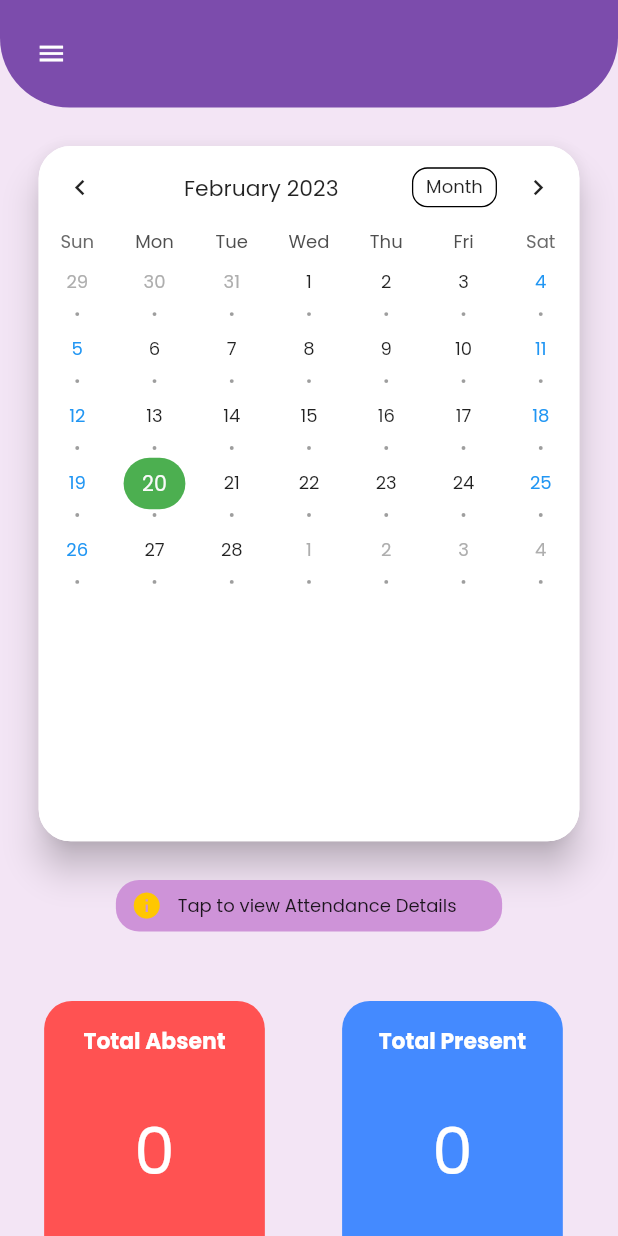
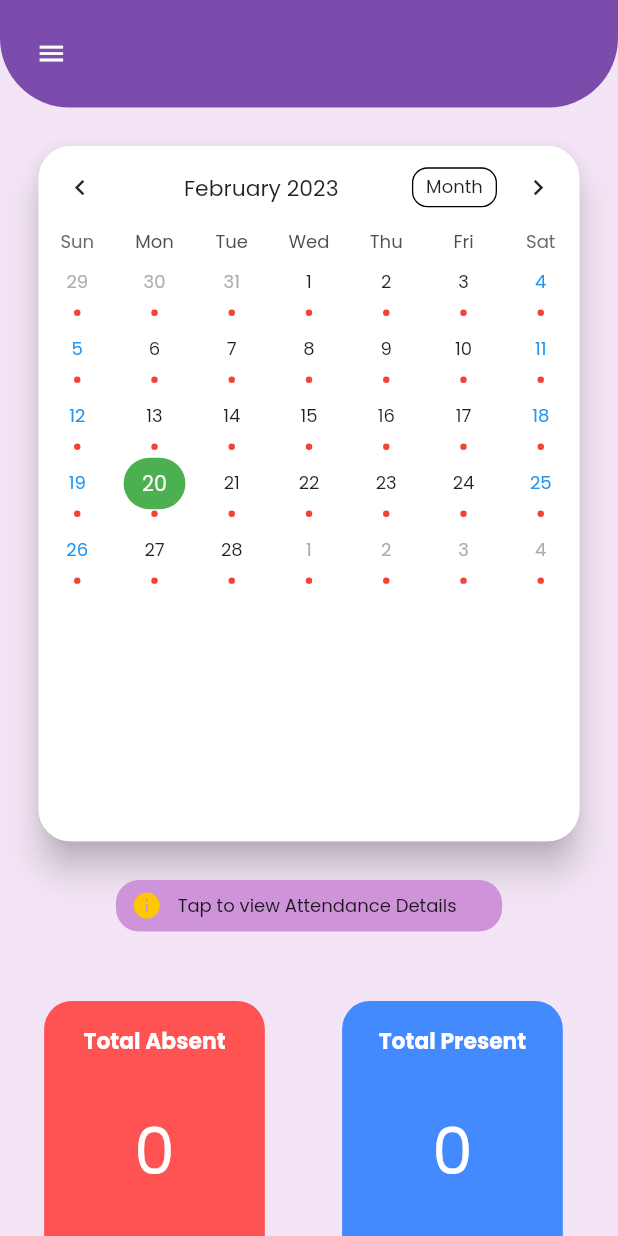
Before and after one commit to Md-Refaydeen/iapp, a Flutter app: the AttendanceScreen screen opened directly with empty values, on a phone screen of 412 x 824 dp. Run offline on Flutter 3.47's test engine with Material 2 defaults, Android fonts, the light colour scheme and no system bars; drawn by our look-alikes of table_calendar; our stand-ins replace date_format, flutter_svg, geocoding, geolocator, google_fonts, google_maps_flutter and 6 more; missing offline and left inert: easy_geofencing, excel, slide_digital_clock; accounts and stored records are empty; network calls fail; project files that could hold a hidden picture were left out.

Commit message:
refay's latest commit1

```diff
--- a/lib/dto/user.dart
+++ b/lib/dto/user.dart
@@ -9,7 +9,7 @@ class User {
   String? loginLocation;
   String? logoutTime;
   String? logoutLocation;
-  String? workmode;
+  String? workmode,workModeCheckOut;
   String? empId,empUniqueId;
   String? empEmailId;
   String? empName,name;
@@ -31,7 +31,7 @@ class User {
       this.empId,
       this.name,
       this.empEmailId,
-      this.Absent,this.Present});
+      this.Absent,this.Present,this.workModeCheckOut});
 
   // User({int? status,
   // String? message,
@@ -51,6 +51,8 @@ class User {
       status: json["status"],
       totalWorkingHours: json["totalWorkingHours"],
       workmode: json["workmode"],
+      workModeCheckOut: json["workModeCheckOut"],
+
       empId: json["empId"],
       empEmailId: json["empEmailId"],
       empName: json["empName"],
@@ -64,6 +66,8 @@ class User {
     data['id'] = id;
     data['Present'] = Present;
     data['Absent'] = Absent;
+    data['workModeCheckOut'] = workModeCheckOut;
+
     data['date'] = date;
     data['email'] = email;
     data['loginTime'] = loginTime;
--- a/lib/screens/login_screen.dart
+++ b/lib/screens/login_screen.dart
@@ -370,6 +370,7 @@ class _LoginScreenState extends State<LoginScreen> {
         });
       }
     } else {
+      ScaffoldMessenger.of(context).showSnackBar(SnackBar(content: Text('Invalid Credentials',style: TextStyle(fontSize: 15,fontWeight: FontWeight.w400),),backgroundColor: attendance,));
       setState(() {
         isLoading = false;
       });
--- a/lib/user_screens/attendance_screen.dart
+++ b/lib/user_screens/attendance_screen.dart
@@ -13,7 +13,7 @@ import '../screens/login_screen.dart';
 
 class AttendanceScreen extends StatefulWidget {
   static String routeName = 'AttendanceScreen';
-  var date,status;
+  var date, status;
 
   @override
   State<StatefulWidget> createState() {
@@ -25,7 +25,6 @@ class _CalendarScreenState extends State<AttendanceScreen> {
   GlobalKey<ScaffoldState> _scaffoldKey = GlobalKey();
   Future<List<User>>? _user;
   Map<DateTime, List<dynamic>> _events = {};
-  Map<DateTime, String> _attendance={};
 
   Location location = Location();
   DateTime? _selectedDate, _dates;
@@ -33,7 +32,7 @@ class _CalendarScreenState extends State<AttendanceScreen> {
   var day;
   bool _isVisible = false;
   String? checkInTime, checkOutTime;
-  String? empName, workhrs, remarks, mode, rdate;
+  String? empName, workhrs, remarks, mode, wmode, rdate;
   int? present, absent, month, year;
   final dateFormat = DateFormat('yyyy-MM-dd');
   final dayFormat = DateFormat('d E');
@@ -53,9 +52,8 @@ class _CalendarScreenState extends State<AttendanceScreen> {
         month = int.parse(location.month);
         print('$year,$month');
       });
-      _user=fetchDetails(email, month, year);
+      _user = fetchDetails(email, month, year);
       checkStatus(email, month, year);
-
     });
   }
 
@@ -72,8 +70,7 @@ class _CalendarScreenState extends State<AttendanceScreen> {
     if (arguments != null) {
       email = arguments['email'];
       name = arguments['name'];
-      mode = arguments['mode'];
-
+      wmode = arguments['mode'];
     }
     return Scaffold(
       key: _scaffoldKey,
@@ -118,11 +115,12 @@ class _CalendarScreenState extends State<AttendanceScreen> {
               title: 'Home',
               iconData: Icons.home_filled,
               onPress: () {
-                Navigator.pushNamed(context, HomeScreen.routeName,
-                    arguments: {'email': email, 'empName': name, 'mode': mode
-
+                Navigator.pushNamed(context, HomeScreen.routeName, arguments: {
+                  'email': email,
+                  'empName': name,
+                  'mode': wmode
                 });
-                print(mode);
+                print(wmode);
               },
             ),
             ListComponents(
@@ -133,7 +131,6 @@ class _CalendarScreenState extends State<AttendanceScreen> {
                     arguments: {'email': email, 'name': name});
               },
             ),
-
             ListComponents(
               title: 'Logout',
               iconData: Icons.power_settings_new,
@@ -143,8 +140,9 @@ class _CalendarScreenState extends State<AttendanceScreen> {
                     content: Text("Logged out Successfully".toString())));
               },
             ),
-            SizedBox(height: MediaQuery.of(context).size.height/9.5,),
-
+            SizedBox(
+              height: MediaQuery.of(context).size.height / 9.5,
+            ),
             Container(
               margin:
                   EdgeInsets.only(top: kDefaultPadding, right: kDefaultPadding),
@@ -200,15 +198,14 @@ class _CalendarScreenState extends State<AttendanceScreen> {
                         ),
                         side: BorderSide(color: Colors.white, width: 2.0),
                       ),
-
                       child: TableCalendar(
-
                         eventLoader: _getEvents,
                         onPageChanged: (d) {
                           year = d.year;
                           month = d.month;
                           _debounce?.cancel();
-                          _debounce = Timer(const Duration(milliseconds: 500), () {
+                          _debounce =
+                              Timer(const Duration(milliseconds: 500), () {
                             // Call the API here
                             Future.delayed(Duration(milliseconds: 500), () {
                               checkStatus(email, month, year).then((value) {
@@ -217,60 +214,27 @@ class _CalendarScreenState extends State<AttendanceScreen> {
                               });
                             });
                           });
-
                         },
                         selectedDayPredicate: (day) =>
                             isSameDay(day, _selectedDate),
-                        firstDay: DateTime.utc(2010, 10, 16),
+                        firstDay: DateTime.utc(2018, 10, 16),
                         lastDay: DateTime.utc(2050, 3, 14),
                         calendarFormat: CalendarFormat.month,
-
                         calendarBuilders: CalendarBuilders(
                           markerBuilder: (context, date, events) {
-                            var status = _events.containsKey(date) ? _events[date] : null;
-
-                            if (status == 'Present') {
-                              return Container(
-                                height: 5,
-                                decoration: BoxDecoration(
-                                  color: Colors.green,
-                                  shape: BoxShape.circle,
-                                ),
-                              );
-                            } else if (status == 'Absent') {
-                              return Container(
-                                height: 5,
-                                decoration: BoxDecoration(
-                                  color: Colors.red,
-                                  shape: BoxShape.circle,
-                                ),
-                              );
-                            } else {
-                              return Container(
-                                height: 3,
-                                decoration: BoxDecoration(
-                                  color: Colors.grey,
-                                  shape: BoxShape.circle,
-                                ),
-                              );
-                            }
+                            var status = _events.containsValue("Present")
+                                ? "Present"
+                                : "Absent";
+                            return Container(
+                              height: 5,
+                              decoration: BoxDecoration(
+                                  color: status == "Present"
+                                      ? Colors.green
+                                      : Colors.red,
+                                  shape: BoxShape.circle),
+                            );
                           },
-
-                          // markerBuilder: (context, date, events) {
-                          //
-                          //   var status = _events.containsKey(date) ? _events[date] : 'Absent';
-                          //   print('status:${_events[date]}');
-                          //   return Container(
-                          //     height: 5,
-                          //     decoration: BoxDecoration(
-                          //         color: status == "Present" ? Colors.green : Colors.red,
-                          //         shape: BoxShape.circle
-                          //     ),
-                          //   );
-                          //   },
-
                           selectedBuilder: (context, date, events) => Container(
-
                               margin: const EdgeInsets.all(5.0),
                               alignment: Alignment.center,
                               decoration: BoxDecoration(
@@ -401,8 +365,7 @@ class _CalendarScreenState extends State<AttendanceScreen> {
 
                                     //alignment: WrapAlignment.spaceEvenly,
                                     children: [
-                                      Text(
-                                          mode != null ? '$mode' : '------'),
+                                      Text(mode != null ? '$mode' : '------'),
                                       SizedBox(
                                         width:
                                             MediaQuery.of(context).size.width /
@@ -647,7 +610,8 @@ class _CalendarScreenState extends State<AttendanceScreen> {
 
   Future<List<User>> fetchDetails(var email, int? month, int? year) async {
     try {
-      var api = 'http://ems-ma.ideassionlive.in/api/UserActivity/findByEmailAndMonth?email=$email&month=$month&year=$year';
+      var api =
+          'http://ems-ma.ideassionlive.in/api/UserActivity/findByEmailAndMonth?email=$email&month=$month&year=$year';
       print(api);
       var response = await http.get(Uri.parse(api));
       print(response);
@@ -657,13 +621,24 @@ class _CalendarScreenState extends State<AttendanceScreen> {
         var listUsers = getUsersData.map((i) => User.fromJson(i)).toList();
         for (var item in getUsersData) {
           setState(() {
+            //widget.date = DateTime.parse(item['date'].split(' ')[0]);
+
             widget.date = DateTime.parse(item['date']);
             widget.status = item['status'];
-
           });
 
+          // Add the event to the events map
+          if (_events[widget.date] == null) {
+            _events[widget.date] = [widget.status];
+            //  print(_events[widget.date]);
+          } else {
+            _events[widget.date]?.add(widget.status);
+          }
+          print(_events[widget.date]);
+          print('date:${widget.date}');
+          print(_events[widget.status]);
         }
-
+        print(_events);
         return listUsers;
       } else {
         throw Exception('Failed to load users');
@@ -673,13 +648,16 @@ class _CalendarScreenState extends State<AttendanceScreen> {
       rethrow;
     }
   }
+
   List<dynamic> _getEvents(DateTime date) {
-    var events = _events.containsKey(date) ? _events[date] : [];
-    print('::$_events');
-    return events as List<dynamic>;
+    String formattedDate = DateFormat("yyyy-MM-dd").format(date);
+    // Retrieve the list of events for the formatted date
+    var statuses = _events[date] ?? [];
+    print('statuses:$statuses');
+    // _events.forEach((date, statuses) {
+    //   print('$date: $statuses');
+    // });
+
+    return statuses;
   }
-
-
-
-
 }
```
Also changed, not shown: lib/admin_screens/attendance_screen.dart (+12 -80 lines), lib/admin_screens/individual_attendance.dart (+3 -87 lines), lib/services/exportExcel.dart (added, +190 -0 lines), lib/user_screens/home_screen.dart (+109 -124 lines).
